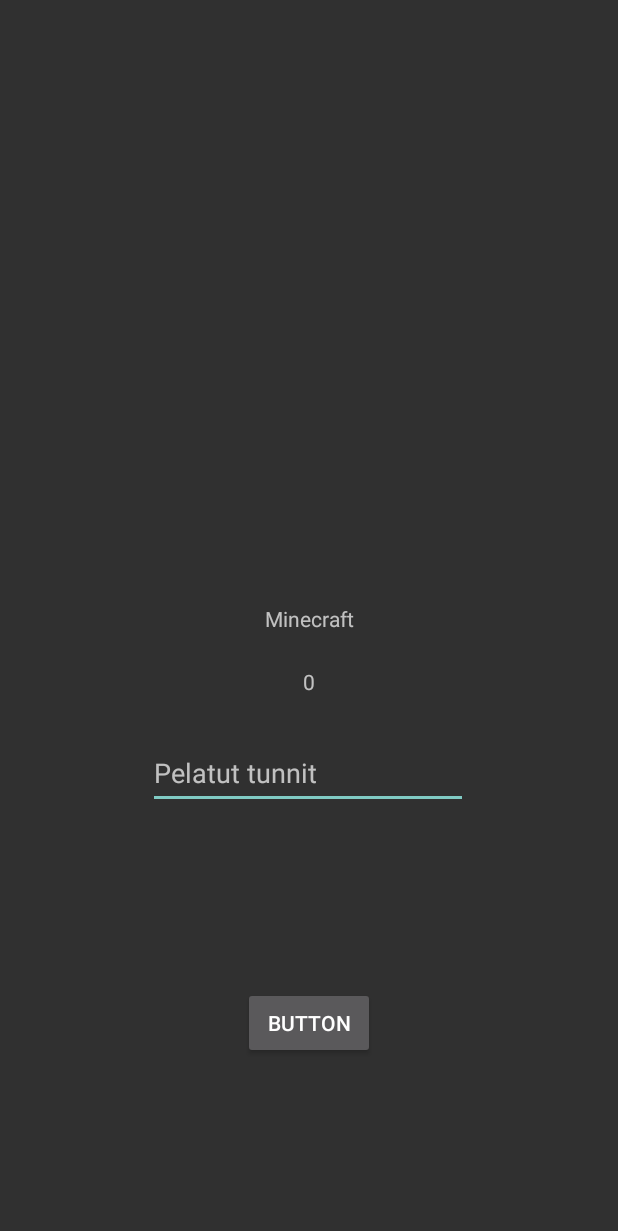
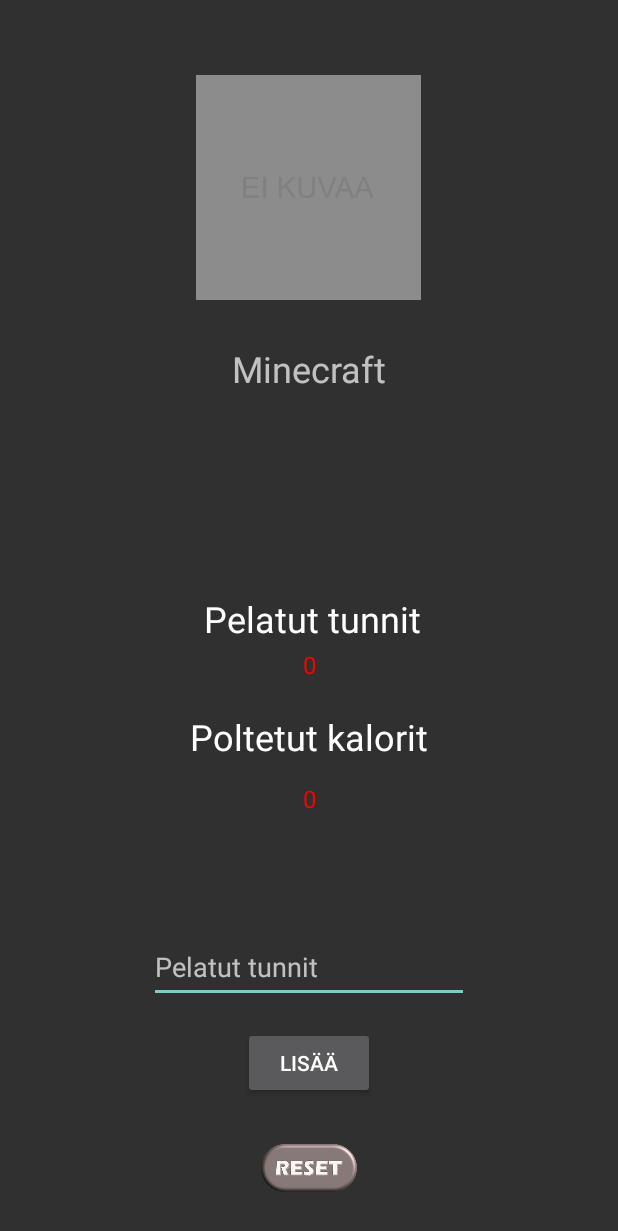
Before and after one commit to Panibo/eSportBurner, an Android app: the GameListActivity screen opened directly, with no data from a screen before it, after a tap on "Minecraft", on a phone screen of 412 x 824 dp. Shown: the top 1231 px of the screen. Run offline under Robolectric (Android 15) with nearby library versions, the phone set to English and light mode, and no system bars.

Commit message:
GameDataActivity.java päivitetty

```diff
--- a/app/src/main/java/fi/hyte/esportsburner/Game.java
+++ b/app/src/main/java/fi/hyte/esportsburner/Game.java
@@ -3,10 +3,25 @@
 public class Game {
     private String name;
     private int kalorit;
+    private int imageid;
+
+    public Game(String name, int kalorit, Integer imageid){
+        this.name = name;
+        this.kalorit = kalorit;
+        this.imageid = imageid;
+    }
 
     public Game(String name, int kalorit){
         this.name = name;
         this.kalorit = kalorit;
+        this.imageid = R.drawable.eikuvaa;
+    }
+
+    public int getImageid(){
+        return this.imageid;
+    }
+    public int getKalorit(){
+        return this.kalorit;
     }
 
     @Override
--- a/app/src/main/java/fi/hyte/esportsburner/GameDataActivity.java
+++ b/app/src/main/java/fi/hyte/esportsburner/GameDataActivity.java
@@ -5,17 +5,41 @@
 import android.app.Activity;
 import android.content.Intent;
 import android.content.SharedPreferences;
+import android.media.Image;
 import android.os.Bundle;
 import android.view.View;
 import android.widget.Button;
 import android.widget.EditText;
+import android.widget.ImageView;
 import android.widget.TextView;
 
+import java.util.StringTokenizer;
+
 public class GameDataActivity extends AppCompatActivity {
-
+    /**
+     Holds the name of the game
+     */
     private String nimi;
-    private int kalorit;
+    /**
+     Holds the ammount of calories burned in one hour
+     */
+    private int kaloritTunnissa;
+    /**
+     Stores the played hours
+     */
+    private int tunnit;
+    /**
+     Holds the R.Drawable id of the image of the game
+     */
+    private int imageid;
+    /**
+     Holds the TextView that displays the total burned calories to the user
+     */
     private TextView kaloriView;
+    /**
+     Holds the TextView that displays the total hours played to the user
+     */
+    private TextView tuntiView;
 
     @Override
     protected void onCreate(Bundle savedInstanceState) {
@@ -23,15 +47,16 @@
         setContentView(R.layout.activity_game_data);
 
         TextView nimiView = findViewById(R.id.nimiView);
+        ImageView gameView = findViewById(R.id.gameImage);
+
         kaloriView = findViewById(R.id.kaloriView);
+        tuntiView = findViewById(R.id.tuntiView);
 
-        Intent intent = getIntent();
-        nimi = intent.getStringExtra("NIMI");
+        getIntentData();
+        getPreviousData();
+
         nimiView.setText(nimi);
-
-        SharedPreferences prefGet = getSharedPreferences(nimi ,Activity.MODE_PRIVATE);
-        kalorit = prefGet.getInt("KALORIT", 0);
-        kaloriView.setText(String.valueOf(kalorit));
+        gameView.setImageResource(imageid);
 
         Button lisaaButton = findViewById(R.id.button_lisaa);
         lisaaButton.setOnClickListener(new View.OnClickListener() {
@@ -42,10 +67,33 @@
         });
     }
 
+
+    private void getIntentData(){
+
+        Intent intent = getIntent();
+        nimi = intent.getStringExtra("NIMI");
+        kaloritTunnissa = intent.getIntExtra("KALORIT", 0);
+        imageid = intent.getIntExtra("KUVA", R.drawable.eikuvaa);
+        tuntiView.setText(String.valueOf(tunnit));
+        kaloriView.setText(String.valueOf(tunnit*kaloritTunnissa));
+    }
+
+    private int getPreviousData(){
+
+        SharedPreferences prefGet = getSharedPreferences(nimi ,Activity.MODE_PRIVATE);
+        return prefGet.getInt("TUNNIT", 0);
+
+    }
+
     private void lisaa(){
         EditText editText = findViewById(R.id.editTunnit);
-        kalorit += Integer.parseInt(String.valueOf(editText.getText()));
-        kaloriView.setText(String.valueOf(kalorit));
+        if(editText.getText().toString().matches("")){
+            return;
+        }
+        tunnit += Integer.parseInt(String.valueOf(editText.getText()));
+        tuntiView.setText(String.valueOf(tunnit));
+        kaloriView.setText(String.valueOf(tunnit*kaloritTunnissa));
+        editText.setText("");
     }
 
     @Override
@@ -54,7 +102,7 @@
 
         SharedPreferences prefPut = getSharedPreferences(nimi, Activity.MODE_PRIVATE);
         SharedPreferences.Editor prefEditor = prefPut.edit();
-        prefEditor.putInt("KALORIT", kalorit);
+        prefEditor.putInt("TUNNIT", tunnit);
         prefEditor.commit();
 
     }
--- a/app/src/main/java/fi/hyte/esportsburner/GameListActivity.java
+++ b/app/src/main/java/fi/hyte/esportsburner/GameListActivity.java
@@ -21,7 +21,7 @@
 
         lv.setAdapter(new ArrayAdapter<Game>(
         this,
-                android.R.layout.simple_list_item_1,
+                R.layout.game_item_layout,
                 Global.getInstance().getGames()));
 
         lv.setOnItemClickListener(new AdapterView.OnItemClickListener() {
@@ -29,6 +29,8 @@
             public void onItemClick(AdapterView<?> adapterView, View view, int i, long l) {
                 Intent nextActivity = new Intent(GameListActivity.this, GameDataActivity.class);
                 nextActivity.putExtra("NIMI", Global.getInstance().getGames().get(i).toString());
+                nextActivity.putExtra("KUVA", Global.getInstance().getGames().get(i).getImageid());
+                nextActivity.putExtra("KALORIT", Global.getInstance().getGames().get(i).getKalorit());
                 startActivity(nextActivity);
             }
         });
--- a/app/src/main/java/fi/hyte/esportsburner/Global.java
+++ b/app/src/main/java/fi/hyte/esportsburner/Global.java
@@ -14,11 +14,14 @@
     private Global(){
         lista = new ArrayList<>();
 
-        lista.add(new Game("CSS", 150));
-        lista.add(new Game("Minecraft", 100));
-        lista.add(new Game("Pasianssi", 75));
-        lista.add(new Game("COD", 185));
-        lista.add(new Game("RDR2", 110));
+        lista.add(new Game("Counter-Strike: Global Offensive", 150, R.drawable.csgo));
+        lista.add(new Game("Among Us", 200, R.drawable.amongus));
+        lista.add(new Game("Hitman 2", 190, R.drawable.hitman));
+        lista.add(new Game("Minecraft", 150));
+        lista.add(new Game("The Forest", 220, R.drawable.forest));
+        lista.add(new Game("No Man's Sky", 130, R.drawable.nomanssky));
+        lista.add(new Game("Call of Duty: WWII", 190, R.drawable.codwwii));
+
 
     }
 
--- a/app/src/main/res/layout/activity_game_data.xml
+++ b/app/src/main/res/layout/activity_game_data.xml
@@ -10,11 +10,14 @@
         android:id="@+id/nimiView"
         android:layout_width="wrap_content"
         android:layout_height="wrap_content"
-        android:text="TextView"
+        android:text="Minecraft"
+        android:textSize="24sp"
         app:layout_constraintBottom_toBottomOf="parent"
         app:layout_constraintEnd_toEndOf="parent"
         app:layout_constraintStart_toStartOf="parent"
-        app:layout_constraintTop_toTopOf="parent" />
+        app:layout_constraintTop_toBottomOf="@+id/gameImage"
+        app:layout_constraintVertical_bias="0.05
+" />
 
     <EditText
         android:id="@+id/editTunnit"
@@ -26,30 +29,95 @@
         android:minHeight="48dp"
         app:layout_constraintBottom_toBottomOf="parent"
         app:layout_constraintEnd_toEndOf="parent"
-        app:layout_constraintHorizontal_bias="0.497"
         app:layout_constraintStart_toStartOf="parent"
-        app:layout_constraintTop_toBottomOf="@+id/nimiView"
-        app:layout_constraintVertical_bias="0.196" />
+        app:layout_constraintTop_toTopOf="parent"
+        app:layout_constraintVertical_bias="0.8" />
 
     <Button
         android:id="@+id/button_lisaa"
         android:layout_width="wrap_content"
         android:layout_height="wrap_content"
-        android:text="Button"
+        android:text="Lisää"
         app:layout_constraintBottom_toBottomOf="parent"
         app:layout_constraintEnd_toEndOf="parent"
         app:layout_constraintStart_toStartOf="parent"
-        app:layout_constraintTop_toBottomOf="@+id/editTunnit" />
+        app:layout_constraintTop_toBottomOf="@+id/editTunnit"
+        app:layout_constraintVertical_bias="0.152" />
+
+    <ImageView
+        android:id="@+id/gameImage"
+        android:layout_width="150dp"
+        android:layout_height="150dp"
+        android:layout_marginTop="50dp"
+        android:scaleType="fitXY"
+        app:layout_constraintEnd_toEndOf="parent"
+        app:layout_constraintHorizontal_bias="0.498"
+        app:layout_constraintStart_toStartOf="parent"
+        app:layout_constraintTop_toTopOf="parent"
+        tools:srcCompat="@tools:sample/avatars" />
+
+    <TextView
+        android:id="@+id/textView"
+        android:layout_width="wrap_content"
+        android:layout_height="wrap_content"
+        android:text="Pelatut tunnit"
+        android:textColor="@color/white"
+        android:textSize="24sp"
+        app:layout_constraintBottom_toBottomOf="parent"
+        app:layout_constraintEnd_toEndOf="parent"
+        app:layout_constraintHorizontal_bias="0.509"
+        app:layout_constraintStart_toStartOf="parent"
+        app:layout_constraintTop_toTopOf="parent"
+        app:layout_constraintVertical_bias="0.5" />
+
+    <TextView
+        android:id="@+id/textView3"
+        android:layout_width="wrap_content"
+        android:layout_height="wrap_content"
+        android:text="Poltetut kalorit"
+        android:textColor="@color/white"
+        android:textSize="24sp"
+        app:layout_constraintBottom_toBottomOf="parent"
+        app:layout_constraintEnd_toEndOf="parent"
+        app:layout_constraintStart_toStartOf="parent"
+        app:layout_constraintTop_toTopOf="parent"
+        app:layout_constraintVertical_bias="0.6" />
+
+    <TextView
+        android:id="@+id/tuntiView"
+        android:layout_width="wrap_content"
+        android:layout_height="wrap_content"
+        android:text="TextView"
+        android:textColor="@color/colorPrimaryDark"
+        android:textSize="16sp"
+        app:layout_constraintBottom_toTopOf="@+id/textView3"
+        app:layout_constraintEnd_toEndOf="parent"
+        app:layout_constraintStart_toStartOf="parent"
+        app:layout_constraintTop_toBottomOf="@+id/textView"
+        app:layout_constraintVertical_bias="0.15" />
 
     <TextView
         android:id="@+id/kaloriView"
         android:layout_width="wrap_content"
         android:layout_height="wrap_content"
-        android:layout_marginTop="18dp"
-        android:layout_marginBottom="23dp"
         android:text="TextView"
+        android:textColor="@color/colorPrimaryDark"
+        android:textSize="16sp"
         app:layout_constraintBottom_toTopOf="@+id/editTunnit"
         app:layout_constraintEnd_toEndOf="parent"
         app:layout_constraintStart_toStartOf="parent"
-        app:layout_constraintTop_toBottomOf="@+id/nimiView" />
+        app:layout_constraintTop_toBottomOf="@+id/textView3"
+        app:layout_constraintVertical_bias="0.15" />
+
+    <ImageButton
+        android:id="@+id/imageButton"
+        android:layout_width="64dp"
+        android:layout_height="32dp"
+        android:background="#00000000"
+        android:scaleType="fitXY"
+        app:layout_constraintBottom_toBottomOf="parent"
+        app:layout_constraintEnd_toEndOf="parent"
+        app:layout_constraintStart_toStartOf="parent"
+        app:layout_constraintTop_toBottomOf="@+id/button_lisaa"
+        app:srcCompat="@drawable/reset" />
 </androidx.constraintlayout.widget.ConstraintLayout>
--- a/app/src/main/res/layout/activity_game_list.xml
+++ b/app/src/main/res/layout/activity_game_list.xml
@@ -8,8 +8,8 @@
 
     <ListView
         android:id="@+id/lista"
-        android:layout_width="409dp"
-        android:layout_height="729dp"
+        android:layout_width="match_parent"
+        android:layout_height="match_parent"
         app:layout_constraintBottom_toBottomOf="parent"
         app:layout_constraintEnd_toEndOf="parent"
         app:layout_constraintStart_toStartOf="parent"
--- /dev/null
+++ b/app/src/main/res/layout/game_item_layout.xml
@@ -0,0 +1,7 @@
+<?xml version="1.0" encoding="utf-8"?>
+<TextView xmlns:android="http://schemas.android.com/apk/res/android"
+    android:layout_width="match_parent"
+    android:layout_height="50dp"
+    android:textAlignment="center"
+    android:autoSizeTextType="uniform">
+</TextView>
```
Also changed, not shown: app/src/main/res/drawable-v24/amongus.png (added), app/src/main/res/drawable-v24/codwwii.png (added), app/src/main/res/drawable-v24/csgo.png (added), app/src/main/res/drawable-v24/eikuvaa.png (added), app/src/main/res/drawable-v24/forest.png (added), app/src/main/res/drawable-v24/hitman.png (added), app/src/main/res/drawable-v24/nomanssky.png (added), app/src/main/res/drawable-v24/reset.png (added).
